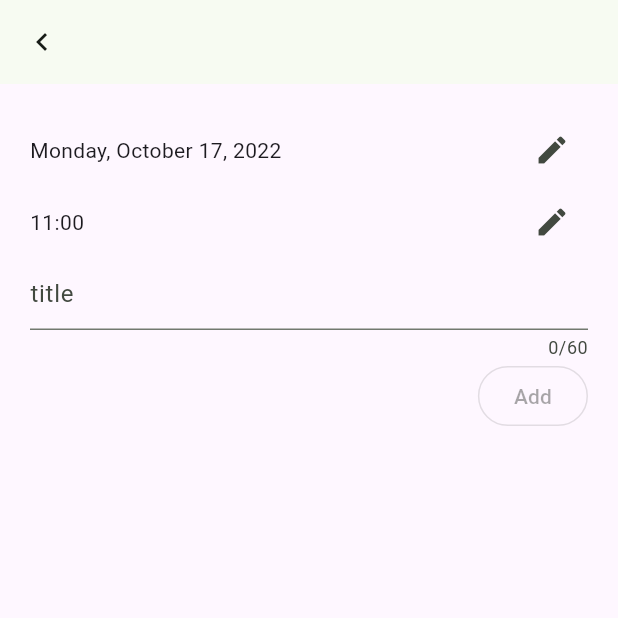
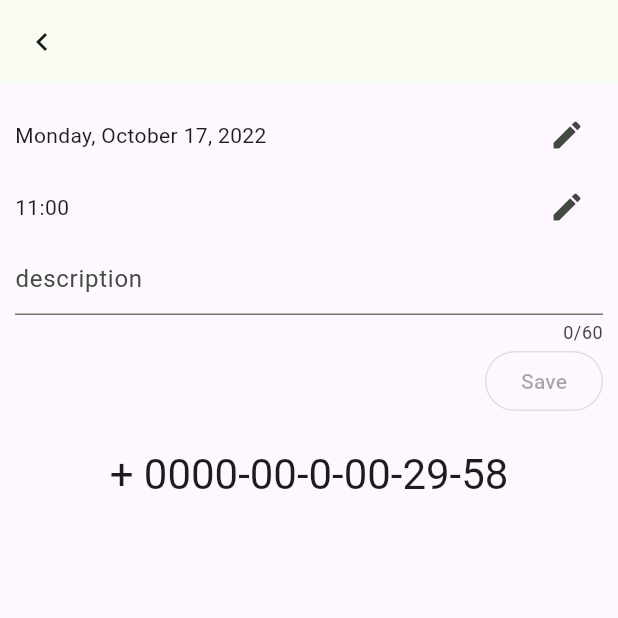
Before and after one commit to hi-watana/time_counter, a Flutter app: the screen it shows after launch, after a tap on the "add" icon, on a phone screen of 412 x 824 dp, the top half of it. Run offline on Flutter 3.47's test engine with Material 2 defaults, Android fonts, the phone set to English and light mode, and no system bars; drawn by our look-alikes of dynamic_color; our stand-ins replace hive, hive_flutter; accounts and stored records are empty.

Commit message:
Users can edit existing card.

```diff
--- a/time_counter_flutter_app/lib/countdown_text.dart
+++ b/time_counter_flutter_app/lib/countdown_text.dart
@@ -1,3 +1,4 @@
+
 import 'package:flutter/material.dart';
 import 'package:provider/provider.dart';
 import 'package:time_counter_flutter_library/time_counter.dart';
--- a/time_counter_flutter_app/lib/countdown_view.dart
+++ b/time_counter_flutter_app/lib/countdown_view.dart
@@ -1,10 +1,17 @@
 import 'package:flutter/material.dart';
+import 'package:provider/provider.dart';
 import 'package:time_counter/goal_setter.dart';
+import 'package:time_counter_flutter_library/selected_time.dart';
+import 'package:time_counter_library/time_counter_library.dart';
+
+import 'countdown_text.dart';
 
 class CountdownView extends StatelessWidget {
+  final Goal? goal;
 
   const CountdownView({
     Key? key,
+    this.goal,
   }) : super(key: key);
 
   @override
@@ -18,18 +25,35 @@ class CountdownView extends StatelessWidget {
           },
         ),
       ),
-      body: Container(
-        margin: const EdgeInsets.all(20),
-        child: Column(
-          //mainAxisAlignment: MainAxisAlignment.center,
-          children: const <Widget>[
-            GoalSetter(),
-            Padding(padding: EdgeInsets.all(10)),
-            //CountdownText(goal: _endTime),
-          ],
+      body: MultiProvider(
+        providers: [
+          ChangeNotifierProvider<SelectedTime>(create: (_) => SelectedTime(initialTime: goal?.endTime.toLocal())),
+          ChangeNotifierProvider<TextEditingController>(create: (_) => TextEditingController(text: goal?.description)),
+        ],
+        child: Container(
+          margin: const EdgeInsets.all(10),
+          child: const _CountdownElement(),
         ),
       ),
     );
   }
 
 }
+
+class _CountdownElement extends StatelessWidget {
+
+  const _CountdownElement({Key? key}) : super(key: key);
+
+  @override
+  Widget build(BuildContext context) {
+    final _selectedTime = context.watch<SelectedTime>();
+    return Column(
+      children: <Widget>[
+        const GoalEditor(),
+        const Padding(padding: EdgeInsets.all(10)),
+        CountdownText(goal: _selectedTime.get()),
+      ],
+    );
+  }
+
+}
--- a/time_counter_flutter_app/lib/goal_setter.dart
+++ b/time_counter_flutter_app/lib/goal_setter.dart
@@ -5,11 +5,11 @@ import 'package:time_counter_flutter_library/goal_list.dart';
 import 'package:time_counter_flutter_library/selected_time.dart';
 import 'package:time_counter_library/time_counter_library.dart';
 
-class _TitleSetter extends StatelessWidget {
+class _DescriptionSetter extends StatelessWidget {
 
   static const int maxTitleLength = 60;
 
-  const _TitleSetter({Key? key}) : super(key: key);
+  const _DescriptionSetter({Key? key}) : super(key: key);
 
   @override
   Widget build(BuildContext context) {
@@ -20,7 +20,7 @@ class _TitleSetter extends StatelessWidget {
       textAlign: TextAlign.left,
       controller: context.read<TextEditingController>(),
       decoration: const InputDecoration(
-        hintText: 'title',
+        hintText: 'description',
       ),
     );
   }
@@ -32,17 +32,19 @@ class _GoalSubmitter extends StatelessWidget {
   @override
   Widget build(BuildContext context) {
     final _titleController = context.watch<TextEditingController>();
+    final _onSubmit = context.read<Null Function(GoalList, Goal)>();
+    final _goalList = context.read<GoalList>();
 
     return OutlinedButton(
       onPressed: _titleController.text.isNotEmpty ? () {
-        context.read<GoalList>().add(Goal(
+        _onSubmit(_goalList, Goal(
           endTime: context.read<SelectedTime>().get().toUtc(),
           description: _titleController.text,
         ));
         Navigator.pop(context);
       } : null,
       child: const Text(
-        'Add',
+        'Save',
       ),
     );
   }
@@ -109,9 +111,9 @@ class _TimeSelector extends StatelessWidget {
 
 }
 
-class GoalSetter extends StatelessWidget {
+class GoalEditor extends StatelessWidget {
 
-  const GoalSetter({Key? key}) : super(key: key);
+  const GoalEditor({Key? key}) : super(key: key);
 
   @override
   Widget build(BuildContext context) {
@@ -119,7 +121,7 @@ class GoalSetter extends StatelessWidget {
       children: [
         const _DateSelector(),
         const _TimeSelector(),
-        const _TitleSetter(),
+        const _DescriptionSetter(),
         Container(
           alignment: Alignment.centerRight,
           child: const _GoalSubmitter(),
--- a/time_counter_flutter_app/lib/main.dart
+++ b/time_counter_flutter_app/lib/main.dart
@@ -2,13 +2,12 @@ import 'package:dynamic_color/dynamic_color.dart';
 import 'package:flutter/material.dart';
 import 'package:hive_flutter/hive_flutter.dart';
 import 'package:provider/provider.dart';
+import 'package:time_counter/countdown_view.dart';
 import 'package:time_counter_flutter_library/goal_list.dart';
-import 'package:time_counter_flutter_library/selected_time.dart';
 import 'package:time_counter_flutter_library/time_counter.dart';
 import 'package:time_counter_library/time_counter_library.dart';
 
 import 'countdown_list_view.dart';
-import 'countdown_view.dart';
 
 void main() async {
   await Hive.initFlutter();
@@ -18,8 +17,6 @@ void main() async {
       providers: [
         ChangeNotifierProvider<TimeCounter>(create: (_) => TimeCounter()),
         ChangeNotifierProvider<GoalList>(create: (_) => GoalList(GoalRepository(goalBox))),
-        ChangeNotifierProvider<SelectedTime>(create: (_) => SelectedTime()),
-        ChangeNotifierProvider<TextEditingController>(create: (_) => TextEditingController()),
       ],
       child: const MyApp(),
     )
@@ -61,7 +58,12 @@ class MyHomePage extends StatelessWidget {
         child: const Icon(Icons.add),
         onPressed: () {
           Navigator.push(context, MaterialPageRoute(
-            builder: (context) => const CountdownView(),
+            builder: (context) => Provider.value(
+              value: (GoalList goalList, Goal goal) {
+                goalList.add(goal);
+              },
+              child: const CountdownView(),
+            ),
           ));
         },
       ),
--- a/time_counter_flutter_library/lib/goal_list.dart
+++ b/time_counter_flutter_library/lib/goal_list.dart
@@ -19,5 +19,10 @@ class GoalList extends ChangeNotifier {
     notifyListeners();
   }
 
+  void update(int i, Goal goal) {
+    _goalRepository.update(i, goal);
+    notifyListeners();
+  }
+
   List<Goal> get() => _goalRepository.get();
 }
--- a/time_counter_flutter_library/lib/selected_time.dart
+++ b/time_counter_flutter_library/lib/selected_time.dart
@@ -6,9 +6,15 @@ class SelectedTime extends ChangeNotifier {
 
   late DateTime _selectedTime;
 
-  SelectedTime() {
-    final oneHourLater = DateTime.now().add(const Duration(hours: 1));
-    _selectedTime = DateTime(oneHourLater.year, oneHourLater.month, oneHourLater.day, oneHourLater.hour);
+  SelectedTime({
+    DateTime? initialTime,
+  }) {
+    if (initialTime == null) {
+      final oneHourLater = DateTime.now().add(const Duration(hours: 1));
+      _selectedTime = DateTime(oneHourLater.year, oneHourLater.month, oneHourLater.day, oneHourLater.hour);
+    } else {
+      _selectedTime = initialTime;
+    }
   }
 
   void setDate(DateTime? date) async {
--- a/time_counter_library/lib/src/goal_repository.dart
+++ b/time_counter_library/lib/src/goal_repository.dart
@@ -18,5 +18,7 @@ class GoalRepository {
 
   void removeAt(int i) => _goalBox.deleteAt(i);
 
+  void update(int i, Goal goal) => _goalBox.putAt(i, goal);
+
   List<Goal> get() => List.unmodifiable(_goalBox.values);
 }
```
Also changed, not shown: time_counter_flutter_app/lib/countdown_list_view.dart (+21 -11 lines).
